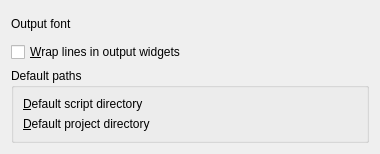
stcrocco/ruber, file lib/ruber/main_window/ui/main_window_settings_widget.ui: the form before one commit.
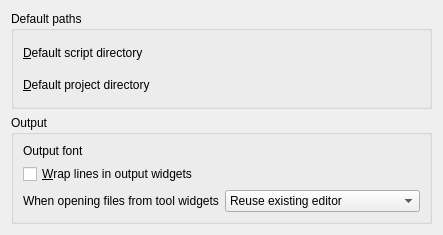
The form after the commit. Custom widgets are drawn as their Qt base class.

Commit message:
Added option to open files in new or split editor
Now the user can choose whether opening a file from an OutputWidget
should reuse an existing editor, open a new one in a tab by itself or
split the current tab

The edit to the form file:
```diff
--- a/lib/ruber/main_window/ui/main_window_settings_widget.ui
+++ b/lib/ruber/main_window/ui/main_window_settings_widget.ui
@@ -7,41 +7,20 @@
     <x>0</x>
     <y>0</y>
     <width>380</width>
-    <height>154</height>
+    <height>235</height>
    </rect>
   </property>
   <property name="windowTitle">
    <string>Form</string>
   </property>
-  <layout class="QVBoxLayout" name="verticalLayout">
-   <item>
-    <layout class="QHBoxLayout" name="horizontalLayout">
-     <item>
-      <widget class="QLabel" name="label">
-       <property name="text">
-        <string>Output font</string>
-       </property>
-      </widget>
-     </item>
-     <item>
-      <widget class="KFontRequester" name="_general__output_font"/>
-     </item>
-    </layout>
-   </item>
-   <item>
-    <widget class="QCheckBox" name="_general__wrap_output">
-     <property name="text">
-      <string>&amp;Wrap lines in output widgets</string>
-     </property>
-    </widget>
-   </item>
+  <layout class="QVBoxLayout" name="verticalLayout_2">
    <item>
     <widget class="QGroupBox" name="groupBox">
      <property name="title">
       <string>Default paths</string>
      </property>
-     <layout class="QFormLayout" name="formLayout">
-      <item row="1" column="0">
+     <layout class="QGridLayout" name="gridLayout_2">
+      <item row="0" column="0">
        <widget class="QLabel" name="label_2">
         <property name="text">
          <string>&amp;Default script directory</string>
@@ -51,7 +30,10 @@
         </property>
        </widget>
       </item>
-      <item row="2" column="0">
+      <item row="0" column="1">
+       <widget class="KUrlRequester" name="_general__default_script_directory"/>
+      </item>
+      <item row="1" column="0">
        <widget class="QLabel" name="label_3">
         <property name="text">
          <string>&amp;Default project directory</string>
@@ -62,14 +44,79 @@
        </widget>
       </item>
       <item row="1" column="1">
-       <widget class="KUrlRequester" name="_general__default_script_directory"/>
-      </item>
-      <item row="2" column="1">
        <widget class="KUrlRequester" name="_general__default_project_directory"/>
       </item>
      </layout>
     </widget>
    </item>
+   <item>
+    <widget class="QGroupBox" name="groupBox_2">
+     <property name="title">
+      <string>Output</string>
+     </property>
+     <layout class="QVBoxLayout" name="verticalLayout">
+      <item>
+       <layout class="QHBoxLayout" name="horizontalLayout">
+        <item>
+         <widget class="QLabel" name="label">
+          <property name="text">
+           <string>Output font</string>
+          </property>
+         </widget>
+        </item>
+        <item>
+         <widget class="KFontRequester" name="_general__output_font"/>
+        </item>
+       </layout>
+      </item>
+      <item>
+       <widget class="QCheckBox" name="_general__wrap_output">
+        <property name="text">
+         <string>&amp;Wrap lines in output widgets</string>
+        </property>
+       </widget>
+      </item>
+      <item>
+       <layout class="QHBoxLayout" name="horizontalLayout_2">
+        <item>
+         <widget class="QLabel" name="label_4">
+          <property name="text">
+           <string>When opening files from tool widgets</string>
+          </property>
+         </widget>
+        </item>
+        <item>
+         <widget class="KComboBox" name="_general__tool_open_files">
+          <property name="access" stdset="0">
+           <string>$tool_open_files</string>
+          </property>
+          <item>
+           <property name="text">
+            <string>Reuse existing editor</string>
+           </property>
+          </item>
+          <item>
+           <property name="text">
+            <string>Split current editor horizontally</string>
+           </property>
+          </item>
+          <item>
+           <property name="text">
+            <string>Split current editor vertically</string>
+           </property>
+          </item>
+          <item>
+           <property name="text">
+            <string>Open editor in new tab</string>
+           </property>
+          </item>
+         </widget>
+        </item>
+       </layout>
+      </item>
+     </layout>
+    </widget>
+   </item>
   </layout>
  </widget>
  <customwidgets>
@@ -83,6 +130,11 @@
    <extends>QWidget</extends>
    <header>kfontrequester.h</header>
   </customwidget>
+  <customwidget>
+   <class>KComboBox</class>
+   <extends>QComboBox</extends>
+   <header>kcombobox.h</header>
+  </customwidget>
  </customwidgets>
  <resources/>
  <connections/>
```
The commit also changes 5 other files.
